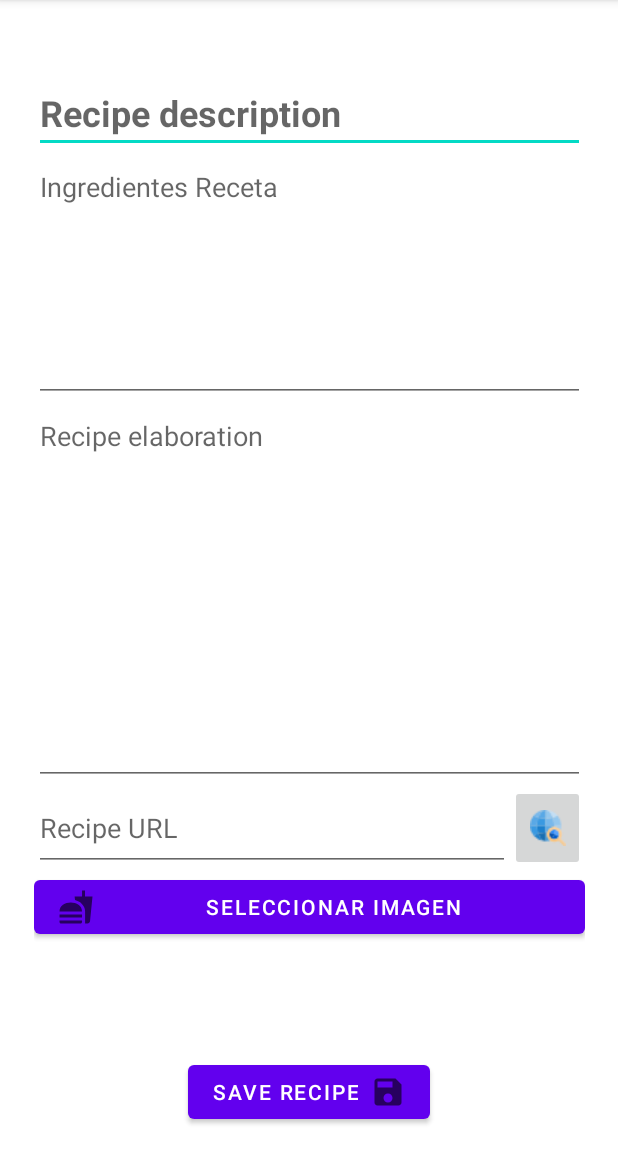
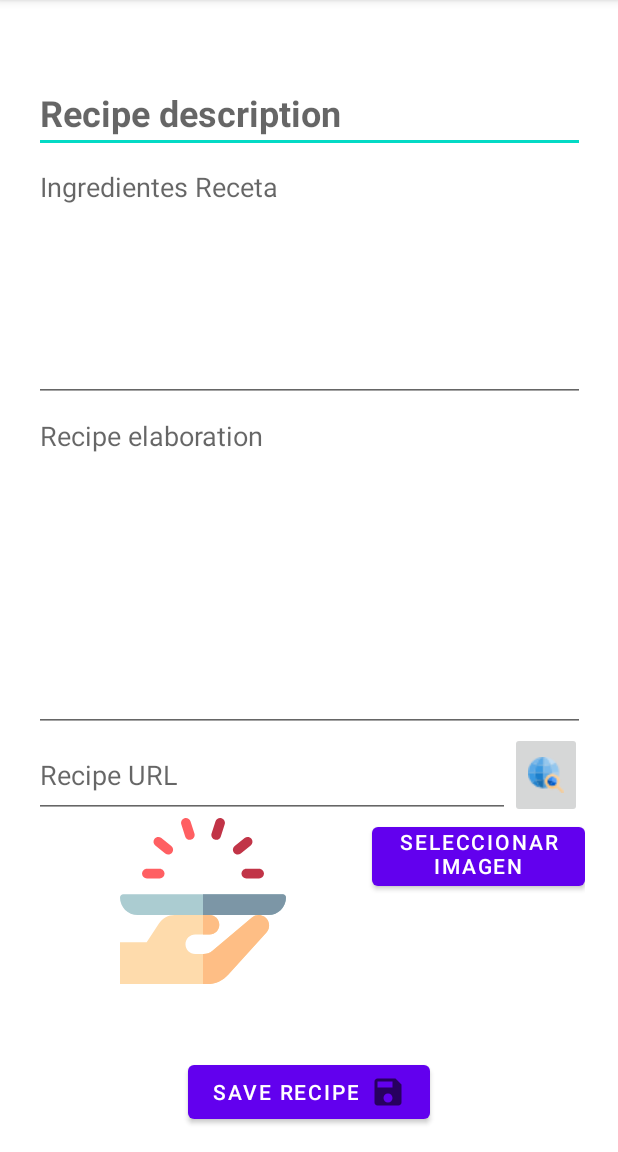
Before and after one commit to ivanrev/MisRecetas, an Android app: the screen it shows after launch (ActividadNuevaReceta), after a tap on an icon or button, on a phone screen of 412 x 824 dp, the part 84-1236 px from its top. Run offline under Robolectric (Android 15) with nearby library versions, the phone set to English and light mode, and no system bars; 2 statements that could not run were skipped.

Commit message:
Tratamiento de imagen

```diff
--- a/app/src/main/AndroidManifest.xml
+++ b/app/src/main/AndroidManifest.xml
@@ -3,6 +3,7 @@
     package="com.ivanr.misrecetas">
 
     <uses-permission android:name="android.permission.VIBRATE" />
+
     <application
         android:allowBackup="true"
         android:icon="@mipmap/ic_launcher"
--- a/app/src/main/java/com/ivanr/misrecetas/MainActivity.kt
+++ b/app/src/main/java/com/ivanr/misrecetas/MainActivity.kt
@@ -10,12 +10,12 @@ import com.ivanr.misrecetas.actividades.ActividadNuevaReceta
 import com.ivanr.misrecetas.adapters.RecetasAdapter
 import com.ivanr.misrecetas.clases.Receta
 import com.ivanr.misrecetas.utilidades.AdminSQLite
-import com.ivanr.misrecetas.utilidades.Util
+import com.ivanr.misrecetas.utilidades.Utilidades
 
 
 class MainActivity : AppCompatActivity() {
     var vg_seleccionado:Boolean = false
-    val util = Util()
+    val util = Utilidades()
     var listaRecetas = ArrayList<Receta>()
     lateinit var lvRecetas : ListView
     lateinit var recetasAdapter: RecetasAdapter
@@ -68,7 +68,7 @@ class MainActivity : AppCompatActivity() {
 
     fun consultarRecetas () {
         val admin = AdminSQLite(this, "recetas", null, 1)
-        var fila = admin.consultar(admin, "select codigo, descripcion, elaboracion, foto, favorito from recetas order by codigo desc")
+        var fila = admin.consultar(admin, "select codigo, descripcion, elaboracion, ingredientes, favorito, url, foto from recetas order by codigo desc")
         var listaRecetas = admin.carga_lista_recetas (fila)
         recetasAdapter = RecetasAdapter(this, listaRecetas)
         lvRecetas.adapter = recetasAdapter
--- a/app/src/main/java/com/ivanr/misrecetas/actividades/ActividadNuevaReceta.kt
+++ b/app/src/main/java/com/ivanr/misrecetas/actividades/ActividadNuevaReceta.kt
@@ -1,49 +1,38 @@
 package com.ivanr.misrecetas.actividades
 
-import android.app.PendingIntent.getActivity
 import android.content.Intent
+import android.graphics.Bitmap
+import android.graphics.BitmapFactory
 import android.net.Uri
 import android.os.Bundle
 import android.provider.MediaStore
 import android.widget.Button
 import android.widget.ImageButton
+import android.widget.ImageView
 import android.widget.TextView
 import androidx.appcompat.app.AppCompatActivity
-import androidx.fragment.app.Fragment
 import com.ivanr.misrecetas.MainActivity
 import com.ivanr.misrecetas.R
 import com.ivanr.misrecetas.utilidades.AdminSQLite
-import com.ivanr.misrecetas.utilidades.Util
+import com.ivanr.misrecetas.utilidades.Utilidades
+import java.io.IOException
 
 
-/**
- * A simple [Fragment] subclass as the second destination in the navigation.
- */
 class ActividadNuevaReceta : AppCompatActivity() {
-    val util = Util()
+    val util = Utilidades()
     lateinit var etDescripcion: TextView
     lateinit var etElaboracion:TextView
     lateinit var etUrl:TextView
+    private val PHOTO_SELECTED = 0
+    var vg_imagen_bitmap: Bitmap = assetsToBitmap("ic_launcher_background")!!
 
     override fun onCreate(savedInstanceState: Bundle?) {
         super.onCreate(savedInstanceState)
         setContentView(R.layout.nueva_receta)
-        asociarControles()
-    }
-/*
-    fun onActivityResult(requestCode: Int, resultCode: Int, data: Intent) {
-        super.onActivityResult(requestCode, resultCode, data)
-        if (requestCode == PHOTO_SELECTED) {
-            if (resultCode == getActivity().RESULT_OK) {
-                val selectedImage = data.data
-                bitmap = MediaStore.Images.Media.getBitmap(getActivity().getContentResolver(), selectedImage)
-            }
-        }
-    }*/
-    fun asociarControles () {
         etDescripcion = findViewById(R.id.etDescripcion)
         etElaboracion = findViewById(R.id.etIndicaciones)
         etUrl = findViewById(R.id.etUrl)
+
         findViewById<Button>(R.id.bt_Crear_Receta).setOnClickListener {
             crearReceta()
         }
@@ -58,34 +47,39 @@ class ActividadNuevaReceta : AppCompatActivity() {
                 util.mensaje(this, "No hay URL para navegar")
             }
         }
-        findViewById<Button>(R.id.btSelImagen).setOnClickListener {
-            val intent = Intent(Intent.ACTION_GET_CONTENT)
-            intent.type = "image/*"
-            //startActivityForResult(intent, PHOTO_SELECTED)
+        findViewById<Button>(R.id.btSeImagen).setOnClickListener {
+            seleccionarImagen()
         }
+    }
 
+    override fun onActivityResult(requestCode: Int, resultCode: Int, data: Intent?) {
+        super.onActivityResult(requestCode, resultCode, data)
+        if (resultCode== RESULT_OK && requestCode == PHOTO_SELECTED) {
+            val selectedImage = data!!.data
+            findViewById<ImageView>(R.id.ivImagenReceta).setImageURI(selectedImage)
+            vg_imagen_bitmap = MediaStore.Images.Media.getBitmap(this.getContentResolver(), selectedImage)
+        }
     }
+
+    private fun assetsToBitmap(fileName:String): Bitmap?{
+        return try{
+            val stream = assets.open(fileName)
+            BitmapFactory.decodeStream(stream)
+        }catch (e: IOException){
+            e.printStackTrace()
+            null
+        }
+    }
+
     fun seleccionarImagen() {
         val intent = Intent(Intent.ACTION_GET_CONTENT)
         intent.type = "image/*"
-        if (intent.resolveActivity(packageManager) != null) {
-            startActivityForResult(intent, REQUEST_SELECT_IMAGE_IN_ALBUM)
-        }
-    }
-    fun hacerFoto() {
-        val intent1 = Intent(MediaStore.ACTION_IMAGE_CAPTURE)
-        if (intent1.resolveActivity(packageManager) != null) {
-            startActivityForResult(intent1, REQUEST_TAKE_PHOTO) }
-    }
-    companion object {
-        private val REQUEST_TAKE_PHOTO = 0
-        private val REQUEST_SELECT_IMAGE_IN_ALBUM = 1
+        startActivityForResult(intent, PHOTO_SELECTED)
     }
 
     fun crearReceta () {
         val admin = AdminSQLite(this, "recetas", null, 1)
-        val v_foto = byteArrayOf(0xA1.toByte())
-        admin.creaReceta(this, admin, etDescripcion.getText().toString(), etElaboracion.getText().toString(), etUrl.getText().toString(), v_foto, "N")
+        admin.creaReceta(this, admin, etDescripcion.getText().toString(), etElaboracion.getText().toString(), etUrl.getText().toString(), vg_imagen_bitmap, "N")
         //Volvemos atras y actualizarmos los datos al crear el MainActivity
         val intent = Intent(this, MainActivity::class.java)
         startActivity(intent)
--- /dev/null
+++ b/app/src/main/res/drawable/ic_imagen_vacio.xml
@@ -0,0 +1,39 @@
+<vector xmlns:android="http://schemas.android.com/apk/res/android"
+    android:width="512dp"
+    android:height="512dp"
+    android:viewportWidth="512"
+    android:viewportHeight="512">
+  <path
+      android:pathData="m0,383.473h82.234l37.885,-58.142c10.706,-16.431 28.927,-26.331 48.464,-26.331h107.747c16.533,0 29.935,13.476 29.935,30.1 0,16.624 -13.402,30.1 -29.935,30.1h-44.42c-16.533,0 -29.935,13.476 -29.935,30.1 0,16.624 13.402,30.1 29.935,30.1h25.642c10.105,0 19.886,-3.581 27.626,-10.113l121.691,-102.674c10.698,-9.029 25.952,-10.132 37.825,-2.735 17.098,10.653 20.478,34.249 7.065,49.321l-118.062,130.014c-16.302,18.318 -39.592,28.787 -64.039,28.787h-269.658z"
+      android:fillColor="#fedbac"/>
+  <path
+      android:pathData="m276.33,359.199c16.533,0 29.935,-13.476 29.935,-30.1 0,-16.624 -13.402,-30.1 -29.935,-30.1h-20.33v60.199h20.33z"
+      android:fillColor="#febe85"/>
+  <path
+      android:pathData="m444.693,303.877c-11.873,-7.397 -27.127,-6.294 -37.825,2.735l-121.69,102.673c-7.739,6.532 -17.521,10.113 -27.626,10.113h-1.552v92.602h13.658c24.447,0 47.736,-10.469 64.038,-28.787l118.061,-130.016c13.414,-15.071 10.034,-38.667 -7.064,-49.32z"
+      android:fillColor="#febe85"/>
+  <path
+      android:pathData="m458,299.396h-404c-29.823,0 -54,-24.177 -54,-54 0,-5.523 4.477,-10 10,-10h492c5.523,0 10,4.477 10,10 0,29.823 -24.177,54 -54,54z"
+      android:fillColor="#abccd1"/>
+  <path
+      android:pathData="m502,235.396h-246v64h202c29.823,0 54,-24.177 54,-54 0,-5.523 -4.477,-10 -10,-10z"
+      android:fillColor="#7c96a6"/>
+  <path
+      android:pathData="m428.917,186.258h-39.167c-8.284,0 -15,-6.716 -15,-15s6.716,-15 15,-15h39.167c8.284,0 15,6.716 15,15s-6.716,15 -15,15z"
+      android:fillColor="#c13447"/>
+  <path
+      android:pathData="m363.139,112.854c-4.401,0 -8.762,-1.927 -11.725,-5.632 -5.174,-6.47 -4.123,-15.909 2.347,-21.083l30.589,-24.461c6.469,-5.173 15.908,-4.125 21.083,2.347 5.174,6.47 4.123,15.909 -2.347,21.083l-30.589,24.461c-2.765,2.211 -6.073,3.285 -9.358,3.285z"
+      android:fillColor="#c13447"/>
+  <path
+      android:pathData="m296.716,67.301c-1.52,0 -3.064,-0.232 -4.589,-0.722 -7.888,-2.532 -12.229,-10.979 -9.697,-18.867l11.972,-37.292c2.532,-7.888 10.98,-12.229 18.867,-9.697 7.888,2.532 12.229,10.979 9.697,18.867l-11.972,37.292c-2.043,6.363 -7.935,10.419 -14.278,10.419z"
+      android:fillColor="#c13447"/>
+  <path
+      android:pathData="m215.284,67.301c-6.344,0 -12.236,-4.055 -14.279,-10.419l-11.971,-37.292c-2.532,-7.888 1.81,-16.334 9.698,-18.867 7.887,-2.533 16.335,1.81 18.867,9.698l11.971,37.292c2.532,7.888 -1.81,16.334 -9.698,18.867 -1.523,0.488 -3.069,0.721 -4.588,0.721z"
+      android:fillColor="#ff5f62"/>
+  <path
+      android:pathData="m148.861,112.854c-3.285,0 -6.593,-1.074 -9.358,-3.286l-30.589,-24.461c-6.47,-5.174 -7.521,-14.613 -2.347,-21.083 5.174,-6.469 14.613,-7.521 21.083,-2.347l30.589,24.461c6.47,5.174 7.521,14.613 2.347,21.083 -2.962,3.706 -7.323,5.633 -11.725,5.633z"
+      android:fillColor="#ff5f62"/>
+  <path
+      android:pathData="m122.25,186.258h-39.167c-8.284,0 -15,-6.716 -15,-15s6.716,-15 15,-15h39.167c8.284,0 15,6.716 15,15s-6.716,15 -15,15z"
+      android:fillColor="#ff5f62"/>
+</vector>
--- a/app/src/main/res/layout/nueva_receta.xml
+++ b/app/src/main/res/layout/nueva_receta.xml
@@ -41,7 +41,7 @@
         <EditText
             android:id="@+id/etIndicaciones"
             android:layout_width="match_parent"
-            android:layout_height="255dp"
+            android:layout_height="220dp"
             android:autofillHints=""
             android:ems="10"
             android:gravity="start|top"
@@ -69,17 +69,30 @@
                 android:id="@+id/ib_ir_url"
                 android:layout_width="wrap_content"
                 android:layout_height="match_parent"
-                android:layout_weight="1"
                 app:srcCompat="@drawable/buscar" />
 
         </LinearLayout>
 
-        <Button
-            android:id="@+id/btSelImagen"
+        <LinearLayout
             android:layout_width="match_parent"
-            android:layout_height="wrap_content"
-            android:drawableLeft="@drawable/ic_baseline_fastfood_24"
-            android:text="@string/sel_Imagen" />
+            android:layout_height="match_parent"
+            android:orientation="horizontal">
+
+            <ImageView
+                android:id="@+id/ivImagenReceta"
+                android:layout_width="wrap_content"
+                android:layout_height="wrap_content"
+                android:layout_weight="1"
+                app:srcCompat="@drawable/ic_imagen_vacio" />
+
+            <Button
+                android:id="@+id/btSeImagen"
+                android:layout_width="142dp"
+                android:layout_height="wrap_content"
+                android:paddingTop="0dp"
+                android:text="@string/sel_Imagen" />
+
+        </LinearLayout>
 
     </LinearLayout>
 
--- a/app/src/main/res/layout/receta.xml
+++ b/app/src/main/res/layout/receta.xml
@@ -21,7 +21,7 @@
             android:layout_height="match_parent">
 
             <ImageView
-                android:id="@+id/imageView2"
+                android:id="@+id/iv_Receta"
                 android:layout_width="75dp"
                 android:layout_height="81dp"
                 android:layout_marginStart="4dp"
@@ -38,7 +38,7 @@
                 android:layout_marginStart="5dp"
                 android:orientation="vertical"
                 app:layout_constraintBottom_toBottomOf="parent"
-                app:layout_constraintStart_toEndOf="@+id/imageView2"
+                app:layout_constraintStart_toEndOf="@+id/iv_Receta"
                 app:layout_constraintTop_toTopOf="parent"
                 app:layout_constraintVertical_bias="0.272">
 
```
Also changed, not shown: app/src/main/java/com/ivanr/misrecetas/OnSwipeTouchListener.kt (deleted, +0 -73 lines), app/src/main/java/com/ivanr/misrecetas/adapters/RecetasAdapter.kt (+17 -8 lines), app/src/main/java/com/ivanr/misrecetas/clases/Receta.kt (+19 -15 lines), app/src/main/java/com/ivanr/misrecetas/utilidades/AdminSQLite.kt (+29 -13 lines), app/src/main/java/com/ivanr/misrecetas/utilidades/Util.java (deleted, +0 -95 lines), app/src/main/java/com/ivanr/misrecetas/utilidades/Utilidades.kt (added, +105 -0 lines).
